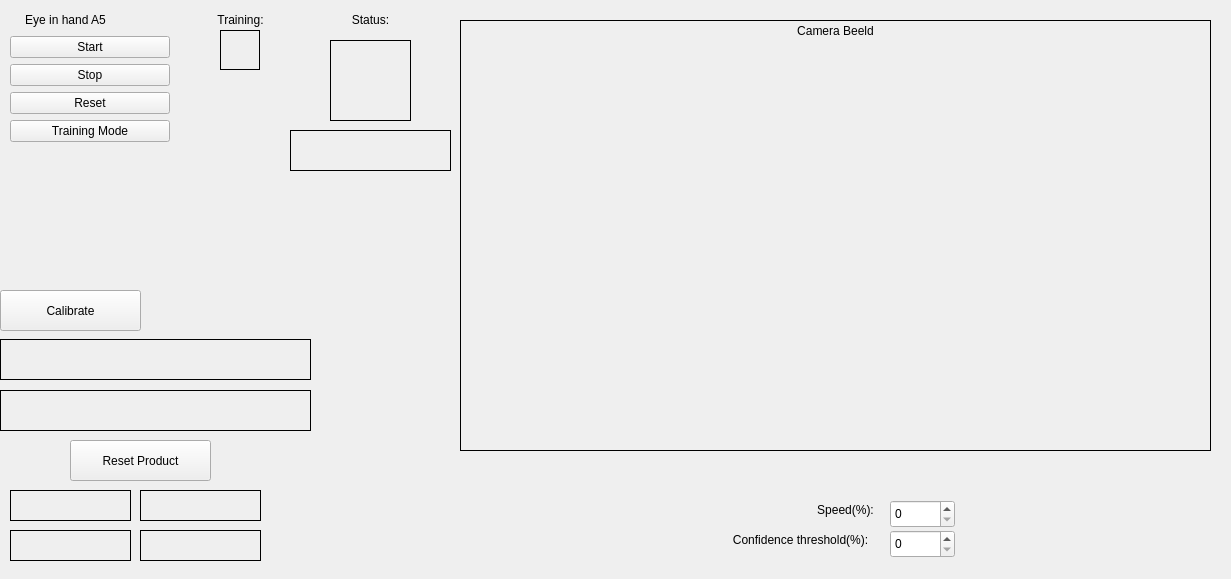
Above: eye_in_hand_pkg/src/eye_in_hand_pkg/hmi/hmi_window.ui from JesseSmul/eye_in_hand_A5 before the change. Below: the same form after it.
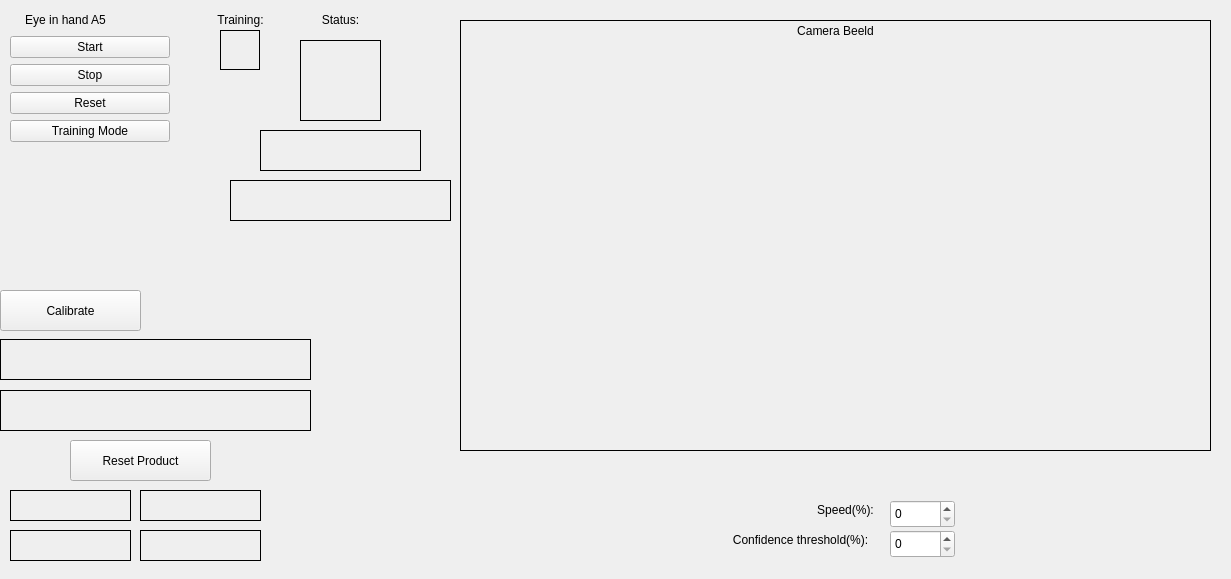
That is the form after the change. Icons and pictures are not drawn.

Diff of the .ui file:
```diff
--- a/eye_in_hand_pkg/src/eye_in_hand_pkg/hmi/hmi_window.ui
+++ b/eye_in_hand_pkg/src/eye_in_hand_pkg/hmi/hmi_window.ui
@@ -16,7 +16,7 @@
   <widget class="QLabel" name="statusLamp">
    <property name="geometry">
     <rect>
-     <x>330</x>
+     <x>300</x>
      <y>40</y>
      <width>81</width>
      <height>81</height>
@@ -75,7 +75,7 @@
   <widget class="QLabel" name="statusText">
    <property name="geometry">
     <rect>
-     <x>290</x>
+     <x>260</x>
      <y>130</y>
      <width>161</width>
      <height>41</height>
@@ -261,7 +261,7 @@
     <rect>
      <x>310</x>
      <y>10</y>
-     <width>121</width>
+     <width>61</width>
      <height>19</height>
     </rect>
    </property>
@@ -383,9 +383,9 @@
   <widget class="QLabel" name="label_4">
    <property name="geometry">
     <rect>
-     <x>180</x>
+     <x>210</x>
      <y>10</y>
-     <width>121</width>
+     <width>61</width>
      <height>19</height>
     </rect>
    </property>
@@ -457,6 +457,31 @@
     <set>Qt::AlignCenter</set>
    </property>
   </widget>
+  <widget class="QLabel" name="msgLabel">
+   <property name="geometry">
+    <rect>
+     <x>230</x>
+     <y>180</y>
+     <width>221</width>
+     <height>41</height>
+    </rect>
+   </property>
+   <property name="minimumSize">
+    <size>
+     <width>0</width>
+     <height>0</height>
+    </size>
+   </property>
+   <property name="frameShape">
+    <enum>QFrame::Box</enum>
+   </property>
+   <property name="text">
+    <string/>
+   </property>
+   <property name="alignment">
+    <set>Qt::AlignCenter</set>
+   </property>
+  </widget>
  </widget>
  <tabstops>
   <tabstop>calButton</tabstop>
```
Left out of the diff: 2 changed lines with no effect on the pictures.
